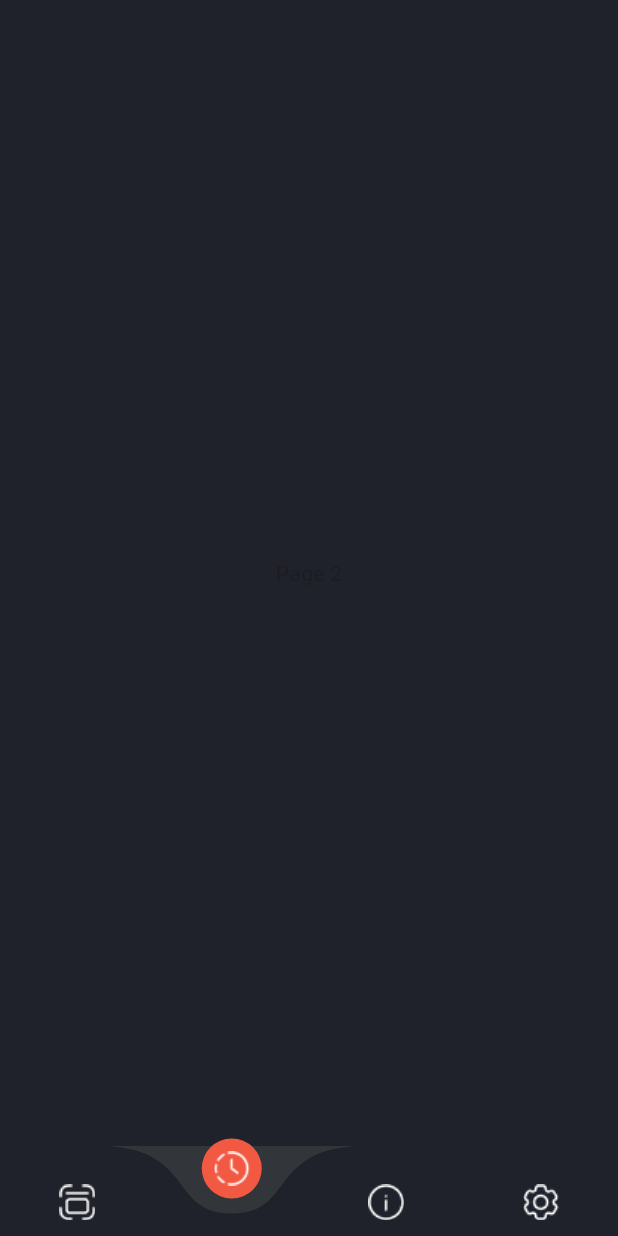
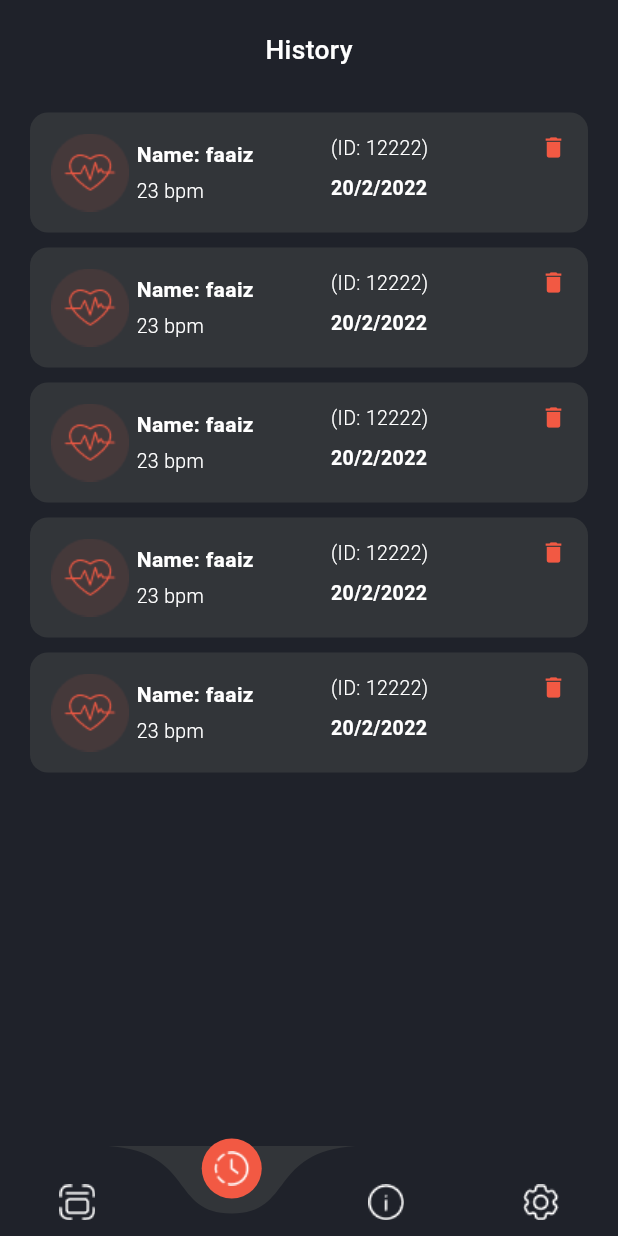
Before and after one commit to faaizkhan12/visionhr, a Flutter app: the Navigationbar screen opened directly, item 2 of the bottom bar chosen, on a phone screen of 412 x 824 dp. Run offline on Flutter 3.47's test engine with Material 3 defaults, Android fonts, the light colour scheme and no system bars; drawn by our look-alikes of curved_navigation_bar; our stand-ins replace camera, firebase_core, flutter_screenutil, get, pin_code_fields; accounts and stored records are empty; Roboto replaces fonts that are missing (NunitoSans).

Commit message:
first commit

```diff
--- a/lib/view/navigationbar/view/home_page.dart
+++ b/lib/view/navigationbar/home_view/home_page.dart
@@ -2,11 +2,12 @@ import 'package:flutter/material.dart';
 import 'package:flutter_screenutil/flutter_screenutil.dart';
 import 'package:get/get.dart';
 import 'package:get/get_core/src/get_main.dart';
-import 'package:visionhr/view/navigationbar/view/measurement.dart';
+import 'package:visionhr/view/notifaction/notifaction.dart';
 import 'package:visionhr/widgets/roundedButton.dart';
 
 import '../../../utils/colors.dart';
 import '../../../widgets/reusetext.dart';
+import 'measurement.dart';
 class HomePage extends StatefulWidget {
   const HomePage({Key? key}) : super(key: key);
 
@@ -26,6 +27,7 @@ class _HomePageState extends State<HomePage> {
             children: [
               Row(
                 mainAxisAlignment: MainAxisAlignment.spaceBetween,
+
                 children: [
                   GestureDetector(
                     onTap: () => Get.back(),
@@ -46,7 +48,7 @@ class _HomePageState extends State<HomePage> {
                     color: AppColors.txtcolr,
                   ),
                   GestureDetector(
-                   // onTap: () => Get.back(),
+                    onTap: () => Get.to(Notifaction()),
                     child: Container(
                       height: 32.h,
                       width: 32.w,
--- a/lib/view/navigationbar/navigationbar.dart
+++ b/lib/view/navigationbar/navigationbar.dart
@@ -1,7 +1,10 @@
 import 'package:curved_navigation_bar/curved_navigation_bar.dart';
 import 'package:flutter/material.dart';
-import 'package:visionhr/view/navigationbar/view/home_page.dart';
+import 'package:visionhr/view/navigationbar/view/faq.dart';
+import 'package:visionhr/view/navigationbar/view/history.dart';
+import 'package:visionhr/view/navigationbar/view/setting.dart';
 import '../../utils/colors.dart';
+import 'home_view/home_page.dart';
 
 const TextStyle _textStyle = TextStyle(
   fontSize: 38,
@@ -81,9 +84,9 @@ class _NavigationbarState extends State<Navigationbar> {
   List<Widget> get pages {
     return [
       const HomePage(),
-      const Text("Page 2"),
-      const Text("Page 3"),
-      const Text("Page 4"),
+      const History(),
+      const FAQPage(),
+      const Setting(),
     ];
   }
 }
--- /dev/null
+++ b/lib/view/navigationbar/view/history.dart
@@ -0,0 +1,49 @@
+import 'package:flutter/material.dart';
+import 'package:flutter_screenutil/flutter_screenutil.dart';
+import 'package:visionhr/widgets/histor_item.dart';
+
+import '../../../utils/colors.dart';
+import '../../../widgets/reusetext.dart';
+class History extends StatefulWidget {
+  const History({Key? key}) : super(key: key);
+
+  @override
+  State<History> createState() => _HistoryState();
+}
+
+class _HistoryState extends State<History> {
+  @override
+  Widget build(BuildContext context) {
+    return  Scaffold(
+      body: SafeArea(
+        child: Padding(
+          padding: const EdgeInsets.all(20),
+          child: Column(
+            crossAxisAlignment: CrossAxisAlignment.start,
+            children: [
+              Row(
+                mainAxisAlignment: MainAxisAlignment.spaceBetween,
+                children: [
+                  const SizedBox(width: 32),
+                  ReuseText(
+                    data: "History",
+                    fontSize: 18.sp,
+                    fontWeight: FontWeight.w500,
+                    color: AppColors.txtcolr,
+                  ),
+                  const SizedBox(width: 32),
+                ],
+              ),
+              SizedBox(height: 20,),
+              HistoryItem(dateTime: "20/2/2022", id: "12222", bpm: "23 bpm", name: "faaiz", duration: "30", onTap: (){}, onDelete: (){}),
+              HistoryItem(dateTime: "20/2/2022", id: "12222", bpm: "23 bpm", name: "faaiz", duration: "30", onTap: (){}, onDelete: (){}),
+              HistoryItem(dateTime: "20/2/2022", id: "12222", bpm: "23 bpm", name: "faaiz", duration: "30", onTap: (){}, onDelete: (){}),
+              HistoryItem(dateTime: "20/2/2022", id: "12222", bpm: "23 bpm", name: "faaiz", duration: "30", onTap: (){}, onDelete: (){}),
+              HistoryItem(dateTime: "20/2/2022", id: "12222", bpm: "23 bpm", name: "faaiz", duration: "30", onTap: (){}, onDelete: (){}),
+            ],
+          ),
+        ),
+      ),
+    );
+  }
+}
--- /dev/null
+++ b/lib/widgets/histor_item.dart
@@ -0,0 +1,135 @@
+import 'package:flutter/material.dart';
+import 'package:flutter_screenutil/flutter_screenutil.dart';
+import 'package:get/get.dart';
+import 'package:visionhr/widgets/reusetext.dart';
+import '../utils/colors.dart';
+
+class HistoryItem extends StatefulWidget {
+  final String dateTime;
+  final String id;
+  final String bpm;
+  final String name;
+  final String duration;
+  final bool isSelected;
+  final VoidCallback onTap;
+  final VoidCallback onDelete;
+  final IconData actionIcon; // Add a new parameter for custom icon
+
+  const HistoryItem({
+    Key? key,
+    required this.dateTime,
+    required this.id,
+    required this.bpm,
+    required this.name,
+    required this.duration,
+    this.isSelected = false,
+    required this.onTap,
+    required this.onDelete,
+    this.actionIcon = Icons.delete, // Default to delete icon
+  }) : super(key: key);
+
+  @override
+  _HistoryItemState createState() => _HistoryItemState();
+}
+
+class _HistoryItemState extends State<HistoryItem> {
+
+
+
+
+  @override
+  Widget build(BuildContext context) {
+    return GestureDetector(
+      onTap: widget.onTap,
+      child: Container(
+        margin: const EdgeInsets.only(top: 10),
+        width: double.infinity,
+        decoration: BoxDecoration(
+          color: AppColors.nbgcolr,
+          borderRadius: BorderRadius.circular(12),
+          border: Border.all(
+            color: widget.isSelected ? AppColors.orange : Colors.transparent,
+            width: 2,
+          ),
+        ),
+        child: Padding(
+          padding: const EdgeInsets.all(12),
+          child: Row(
+            crossAxisAlignment: CrossAxisAlignment.start,
+            children: [
+              Container(
+                width: Get.width * 0.38,
+                child: Column(
+                  crossAxisAlignment: CrossAxisAlignment.start,
+                  children: [
+                    Row(
+                      children: [
+                        Image.asset('assets/heart.png'),
+                        const SizedBox(width: 5),
+                        Column(
+                          crossAxisAlignment: CrossAxisAlignment.start,
+                          children: [
+                            ReuseText(
+                              data: 'Name: ${widget.name}',
+                              color: AppColors.txtcolr,
+                              fontSize: 14,
+                              fontWeight: FontWeight.w600,
+                            ),
+                            SizedBox(height: 5.h,),
+                            ReuseText(
+                              data: widget.bpm,
+                              color: AppColors.txtcolr,
+                              fontSize: 13,
+                              fontWeight: FontWeight.w300,
+                            ),
+                          ],
+                        ),
+
+                      ],
+                    ),
+                  ],
+                ),
+              ),
+              const SizedBox(width: 30),
+              Expanded(
+                child: Column(
+                  crossAxisAlignment: CrossAxisAlignment.start,
+                  children: [
+                    Row(
+                      mainAxisAlignment: MainAxisAlignment.spaceBetween,
+                      children: [
+                        ReuseText(
+                          data: '(ID: ${widget.id})',
+                          color: AppColors.txtcolr,
+                          fontSize: 13,
+                          fontWeight: FontWeight.w300,
+                        ),
+                        GestureDetector(
+                          onTap: widget.onDelete,
+                          child: Icon(
+                            widget.actionIcon, // Use the custom icon here
+                            color: AppColors.orange,
+                            size: 18,
+                          ),
+                        ),
+                      ],
+                    ),
+                    SizedBox(
+                      height: Get.height * 0.01,
+                    ),
+                    ReuseText(
+                      data: widget.dateTime,
+                      color: AppColors.txtcolr,
+                      fontSize: 13,
+                      fontWeight: FontWeight.w600,
+                    ),
+                    ],
+                ),
+              ),
+            ],
+          ),
+        ),
+      ),
+    );
+  }
+}
```
Also changed, not shown: lib/view/lets_started/lets_startded.dart (+25 -20 lines), lib/view/navigationbar/home_view/measurement.dart (renamed from lib/view/navigationbar/view/measurement.dart, +6 -3 lines), lib/view/navigationbar/home_view/result.dart (added, +163 -0 lines), lib/view/navigationbar/view/faq.dart (added, +80 -0 lines), lib/view/navigationbar/view/setting.dart (added, +136 -0 lines), lib/view/notifaction/notifaction.dart (added, +57 -0 lines), assets/Frame 1984077930.png (added), assets/Frame 1984077931.png (added), assets/Vector.png (added), assets/heart.png (added), assets/notif.png (added).
